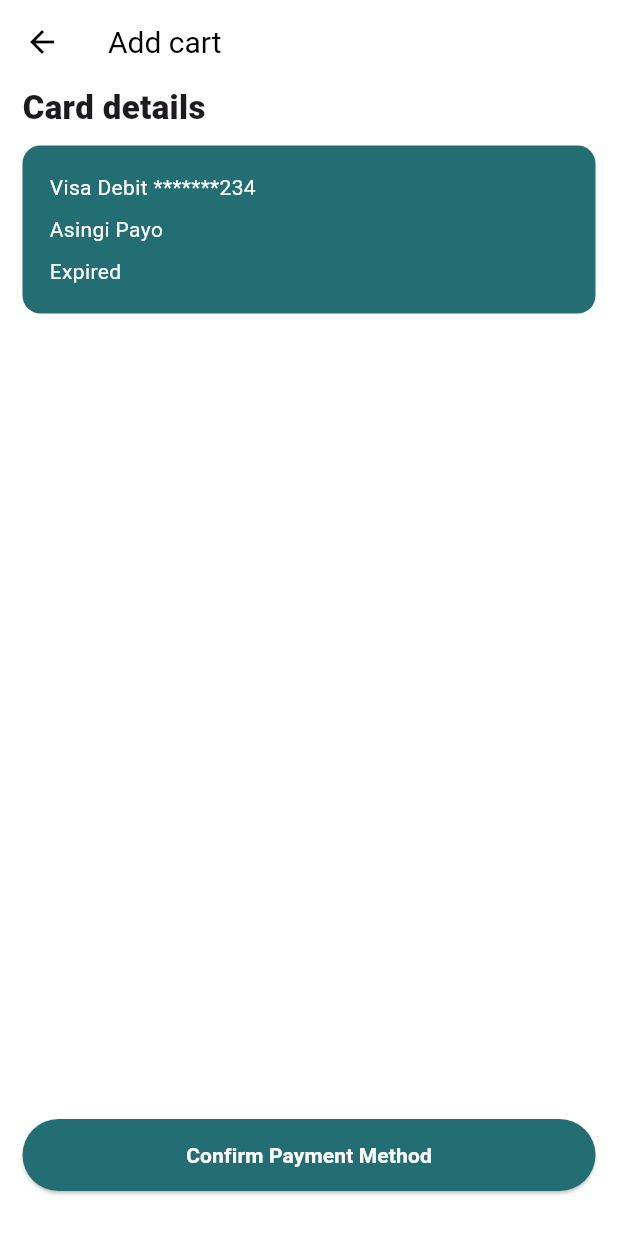
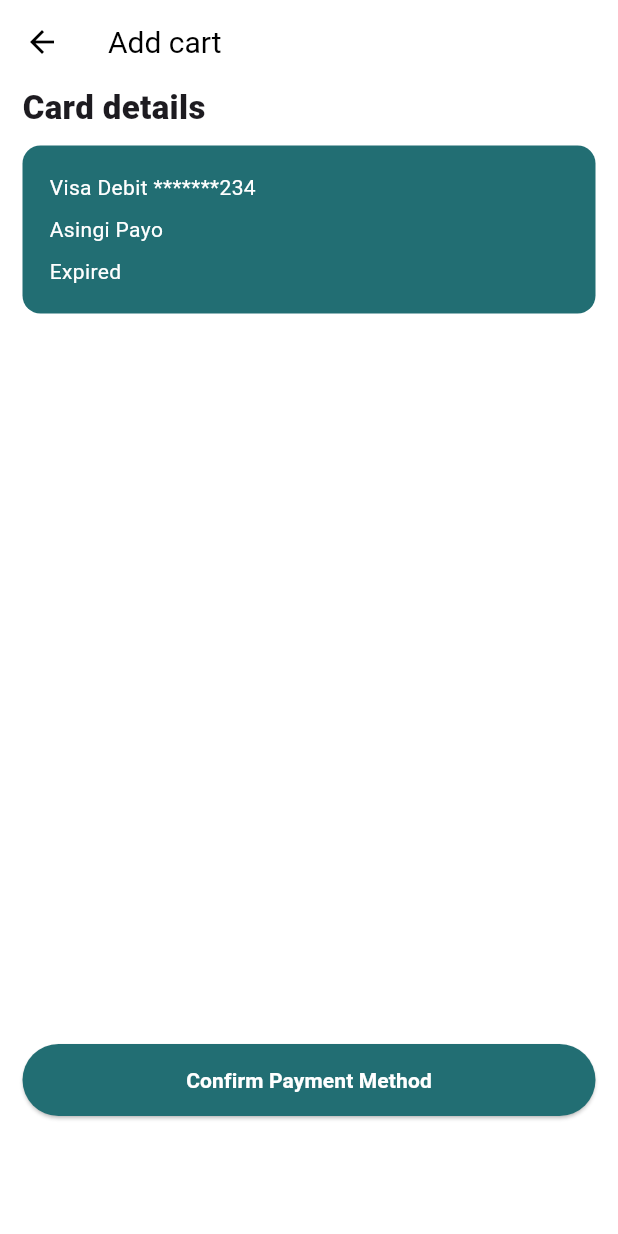
Before and after one commit to LivingstonTardzenyuy/taxi_app, a Flutter app: the AddCardDriverScreen screen opened directly, after a tap on "Save", on a phone screen of 412 x 824 dp. Run offline on Flutter 3.47's test engine with Material 3 defaults, Android fonts, the phone set to English and light mode, and no system bars; our stand-ins replace file_picker, fl_chart, get, google_fonts; missing offline and left inert: dart:ffi.

Commit message:
work on payment

```diff
--- a/lib/driver_app/payment/views/add_cart_driver.dart
+++ b/lib/driver_app/payment/views/add_cart_driver.dart
@@ -3,6 +3,7 @@ import 'package:get/get_core/src/get_main.dart';
 import 'package:get/get_navigation/src/extension_navigation.dart';
 // no direct AppColors usage here yet
 import 'package:taxi_app/client_app/authentication/widgets/primary_button.dart';
+import 'package:taxi_app/driver_app/payment/views/payment_details.dart';
 import '../../../agencyAdmin/admin_payment/view/confirm_card.dart';
 import '../../../client_app/authentication/widgets/auth_text_field.dart';
 import '../../../theme/colors.dart';
@@ -206,7 +207,7 @@ class _AddCardDriverScreenState extends State<AddCardDriverScreen> {
                   label: 'Save',
                   onPressed: () {
                     // TODO: perform validation and submit card to backend
-                    Get.to(ConfirmCard());
+                    Get.to(DriverPaymentDetails());
                   },
                 ),
               ),
--- /dev/null
+++ b/lib/driver_app/payment/views/payment_details.dart
@@ -0,0 +1,84 @@
+import 'package:flutter/material.dart';
+import 'package:get/get_core/src/get_main.dart';
+import 'package:get/get_navigation/src/extension_navigation.dart';
+import 'package:taxi_app/agencyAdmin/admin_payment/view/add_payment.dart';
+import 'package:taxi_app/agencyAdmin/admin_payment/view/transaction_history.dart';
+import 'package:taxi_app/driver_app/payment/views/transaction_history.dart';
+
+import '../../../client_app/authentication/widgets/primary_button.dart';
+import '../../../theme/colors.dart';
+
+class DriverPaymentDetails extends StatelessWidget {
+  const DriverPaymentDetails({super.key});
+
+  @override
+  Widget build(BuildContext context) {
+    return Scaffold(
+      appBar: AppBar(
+          title: Text("Add cart")
+      ),
+      body: Container(
+        padding: const EdgeInsets.symmetric(horizontal: 15),
+        child: Column(
+          crossAxisAlignment: CrossAxisAlignment.start,
+          children: [
+            Text(
+              'Card details',
+              style: TextStyle(
+                  fontSize: 22, fontWeight: FontWeight.w800
+              ),
+            ),
+            const SizedBox(height: 10,),
+            Container(
+              width: double.infinity,
+              padding: const EdgeInsets.all(18),
+              decoration: BoxDecoration(
+                color: AppColors.primaryColor,
+                borderRadius: BorderRadius.circular(12),
+              ),
+              child: Column(
+                crossAxisAlignment: CrossAxisAlignment.start,
+                spacing: 8,
+                children: const [
+                  Text(
+                      'Visa Debit *******234',
+                      style: TextStyle(
+                          color: Colors.white
+                      )
+                  ),
+                  // SizedBox(height: 8),
+                  Text(
+                      'Asingi Payo',
+                      style: TextStyle(
+                          color: Colors.white
+                      )
+                  ),
+                  Text(
+                      'Expired',
+                      style: TextStyle(
+                          color: Colors.white
+                      )
+                  ),
+                ],
+                // const SizedBox()],
+              ),
+            ),
+            Spacer(),
+            Padding(
+              padding: const EdgeInsets.only(bottom: 80.0),
+              child: Container(
+                width: double.infinity,
+                child: PrimaryButton(
+                    label: "Confirm Payment Method",
+                    onPressed: () {
+                      Get.to(DriverTransactionHistoryScreen());
+                      // Get.to(PaymentAdd());
+                    }),
+              ),
+            )
+          ],
+        ),
+      ),
+    );
+  }
+}
```
Also changed, not shown: lib/driver_app/home/views/home.dart (added, +145 -0 lines), lib/driver_app/payment/views/charge_funds.dart (added, +82 -0 lines), lib/driver_app/payment/views/transaction_history.dart (added, +82 -0 lines).
